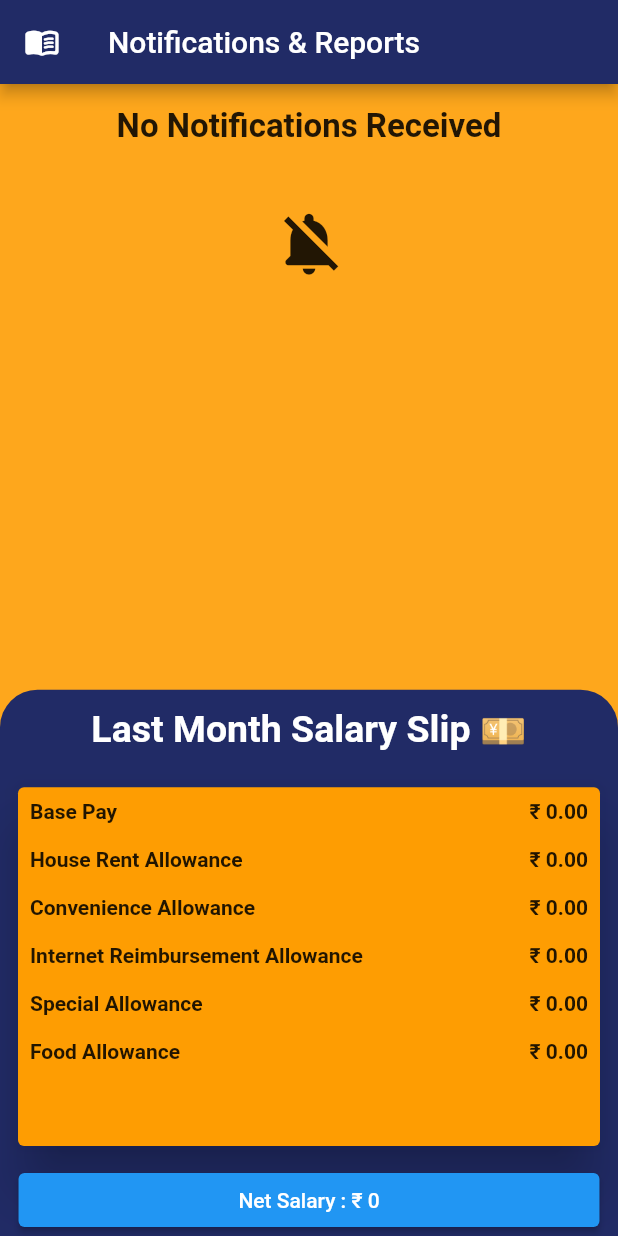
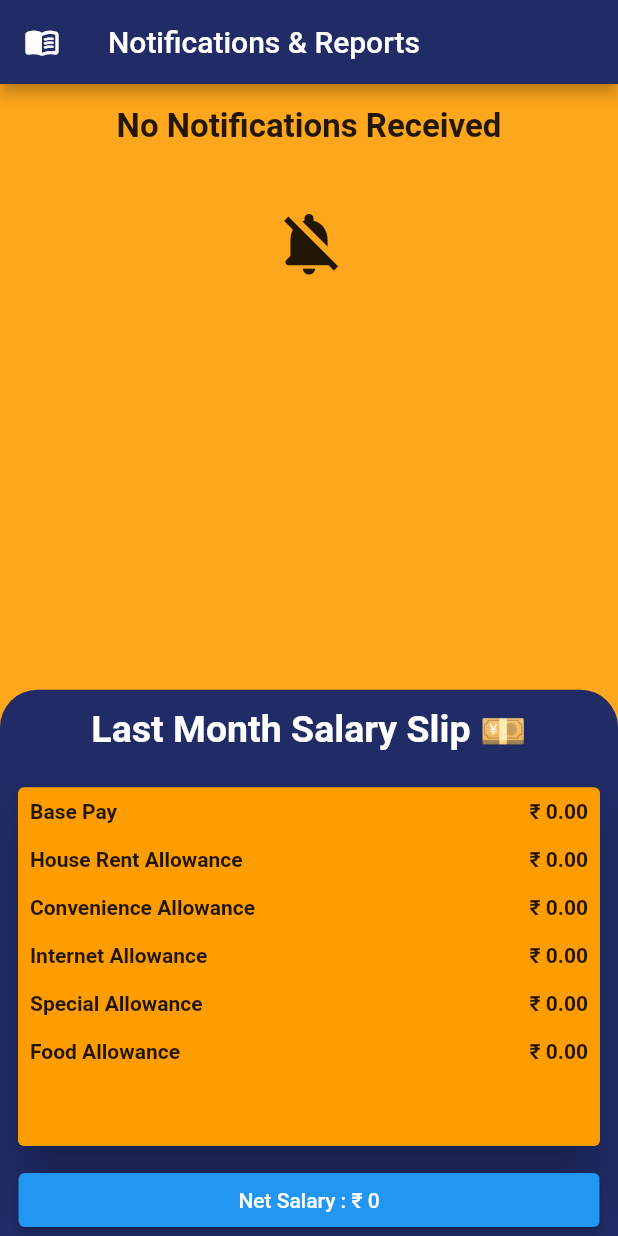
Before and after one commit to Greatversion/staff_connect2, a Flutter app: the NotificationPage screen opened directly, on a phone screen of 412 x 824 dp. Run offline on Flutter 3.47's test engine with Material 2 defaults, Android fonts, the phone set to English and light mode, and no system bars; our stand-ins replace cloud_firestore, firebase_auth, firebase_core, firebase_messaging, firebase_storage, flutter_spinkit and 5 more; missing offline and left inert: app_settings; accounts and stored records are empty; network calls fail; Roboto replaces fonts that are missing (Kanit).

Commit message:
final commit

```diff
--- a/lib/mainUI/notifications.dart
+++ b/lib/mainUI/notifications.dart
@@ -20,7 +20,7 @@ class _NotificationPageState extends State<NotificationPage> {
     UserDataProvider userDataProvider =
         Provider.of<UserDataProvider>(context, listen: false);
     userDataProvider.getSalary();
-    sendSalaryData();
+    // sendSalaryData();
   }
 
   FirebaseAuth _auth = FirebaseAuth.instance;
@@ -124,7 +124,7 @@ class _NotificationPageState extends State<NotificationPage> {
                                     salary: userDataProvider.predictedSalary *
                                         0.088),
                                 SalaryCard(
-                                    title: "Internet Reimbursement Allowance",
+                                    title: "Internet Allowance",
                                     salary: userDataProvider.predictedSalary *
                                         0.05),
                                 SalaryCard(
```
Also changed, not shown: lib/mainUI/tasksAssigned.dart (+6 -6 lines), lib/utilities/ReUsable_Functions.dart (+9 -5 lines).
